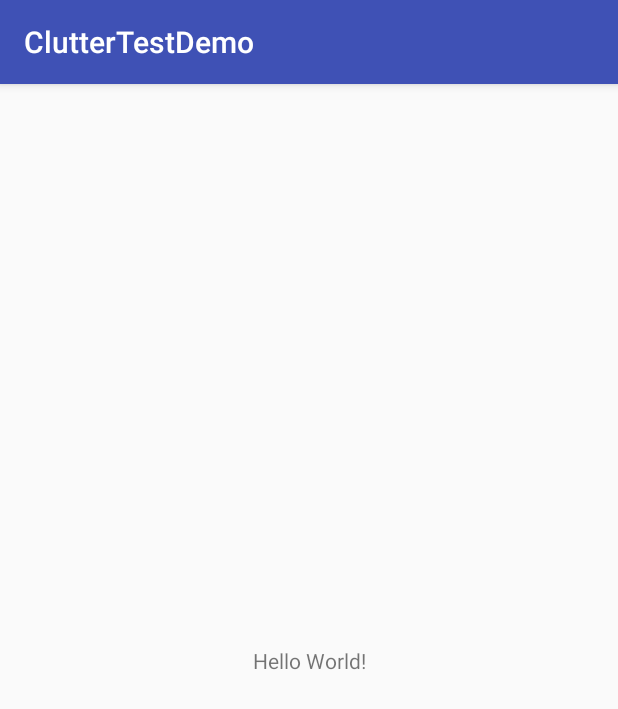
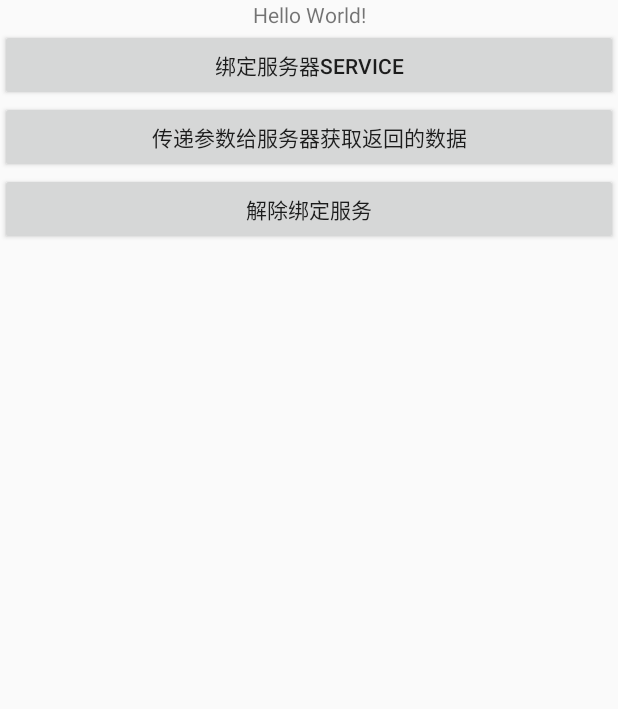
Before and after one commit to 1097919195/ClutterTestDemo, an Android app: the screen it shows after launch (MainActivity), on a phone screen of 412 x 824 dp. Shown: the top 709 px of the screen. Run offline under Robolectric (Android 15) with nearby library versions, the phone set to English and light mode, and no system bars; our stand-ins replace ButterKnife, RxJava.

```diff
--- a/app/src/main/AndroidManifest.xml
+++ b/app/src/main/AndroidManifest.xml
@@ -9,7 +9,7 @@
         android:roundIcon="@mipmap/ic_launcher_round"
         android:supportsRtl="true"
         android:theme="@style/AppTheme">
-        <activity android:name=".MainActivity">
+        <activity android:name="com.example.zjl.videoplayerdemo.activity.MainActivity">
             <intent-filter>
                 <action android:name="android.intent.action.MAIN" />
 
--- a/app/src/main/java/com/example/zjl/cluttertestdemo/MainActivity.java
+++ /dev/null
@@ -1,13 +0,0 @@
-package com.example.zjl.cluttertestdemo;
-
-import android.support.v7.app.AppCompatActivity;
-import android.os.Bundle;
-
-public class MainActivity extends AppCompatActivity {
-
-    @Override
-    protected void onCreate(Bundle savedInstanceState) {
-        super.onCreate(savedInstanceState);
-        setContentView(R.layout.act_main);
-    }
-}
--- /dev/null
+++ b/app/src/main/java/com/example/zjl/videoplayerdemo/activity/MainActivity.java
@@ -0,0 +1,73 @@
+package com.example.zjl.videoplayerdemo.activity;
+
+import android.content.ComponentName;
+import android.content.Intent;
+import android.content.ServiceConnection;
+import android.os.IBinder;
+import android.os.RemoteException;
+import android.util.Log;
+import android.view.View;
+
+import com.example.zjl.videoplayerdemo.IRemoteService;
+import com.example.zjl.videoplayerdemo.bean.Entity;
+import com.example.zjl.cluttertestdemo.R;
+import com.jaydenxiao.common.base.BaseActivity;
+
+public class MainActivity extends BaseActivity {
+
+    protected static final String TAG = "MainActivity";
+    private IRemoteService s;
+    private ServiceConnection conn = new ServiceConnection() {
+        @Override
+        public void onServiceDisconnected(ComponentName name) {
+
+        }
+
+        @Override
+        public void onServiceConnected(ComponentName name, IBinder service) {
+            //连接后拿到 Binder，转换成 AIDL，获得 aidl定义的接口持有类
+            s = IRemoteService.Stub.asInterface(service);
+            Log.e(TAG, "onServiceConnected client");
+        }
+    };
+
+    @Override
+    public int getLayoutId() {
+        return R.layout.act_main;
+    }
+
+    @Override
+    public void initPresenter() {
+
+    }
+
+    @Override
+    public void initView() {
+
+    }
+
+    public void bindBtn(View v) {
+        Intent mIntent = new Intent("android.zjl.MyService");
+        bindService(mIntent, conn, BIND_AUTO_CREATE);
+    }
+
+    public void greetBtn(View v) {
+        try {
+            //addEntity
+            Entity entity = new Entity();
+            entity.setName("张家林客户端");
+            s.addEntity(entity);
+            Log.e(TAG, s.getEntity().get(0).getName());
+            //doSomething
+            s.doSomeThing(1,"随便写一点");
+            Log.e(TAG, "doSomeThing OK");
+        } catch (RemoteException e) {
+            e.printStackTrace();
+        }
+    }
+
+    public void unbindBtn(View v) {
+        unbindService(conn);
+
+    }
+}
--- a/app/src/main/res/layout/act_main.xml
+++ b/app/src/main/res/layout/act_main.xml
@@ -1,18 +1,42 @@
 <?xml version="1.0" encoding="utf-8"?>
-<android.support.constraint.ConstraintLayout xmlns:android="http://schemas.android.com/apk/res/android"
+<RelativeLayout xmlns:android="http://schemas.android.com/apk/res/android"
     xmlns:app="http://schemas.android.com/apk/res-auto"
     xmlns:tools="http://schemas.android.com/tools"
     android:layout_width="match_parent"
     android:layout_height="match_parent"
-    tools:context="com.example.zjl.cluttertestdemo.MainActivity">
+    >
 
     <TextView
-        android:layout_width="wrap_content"
+        android:id="@+id/text"
+        android:gravity="center"
+        android:layout_width="match_parent"
         android:layout_height="wrap_content"
         android:text="Hello World!"
-        app:layout_constraintBottom_toBottomOf="parent"
-        app:layout_constraintLeft_toLeftOf="parent"
-        app:layout_constraintRight_toRightOf="parent"
-        app:layout_constraintTop_toTopOf="parent" />
+        />
 
-</android.support.constraint.ConstraintLayout>
+    <Button
+        android:layout_below="@+id/text"
+        android:id="@+id/button1"
+        android:layout_width="match_parent"
+        android:layout_height="wrap_content"
+        android:onClick="bindBtn"
+        android:text="绑定服务器Service" />
+
+    <Button
+        android:id="@+id/button2"
+        android:layout_width="match_parent"
+        android:layout_height="wrap_content"
+        android:layout_below="@+id/button1"
+        android:onClick="greetBtn"
+        android:text="传递参数给服务器获取返回的数据" />
+
+    <Button
+        android:id="@+id/button3"
+        android:layout_width="match_parent"
+        android:layout_height="wrap_content"
+        android:layout_below="@+id/button2"
+        android:onClick="unbindBtn"
+        android:text="解除绑定服务" />
+
+
+</RelativeLayout>
```
Also changed, not shown: app/src/main/java/com/example/zjl/videoplayerdemo/bean/Entity.java (added, +70 -0 lines), app/src/main/aidl/com/example/zjl/videoplayerdemo/IRemoteService.aidl (added), app/src/main/aidl/com/example/zjl/videoplayerdemo/bean/Entity.aidl (added).
